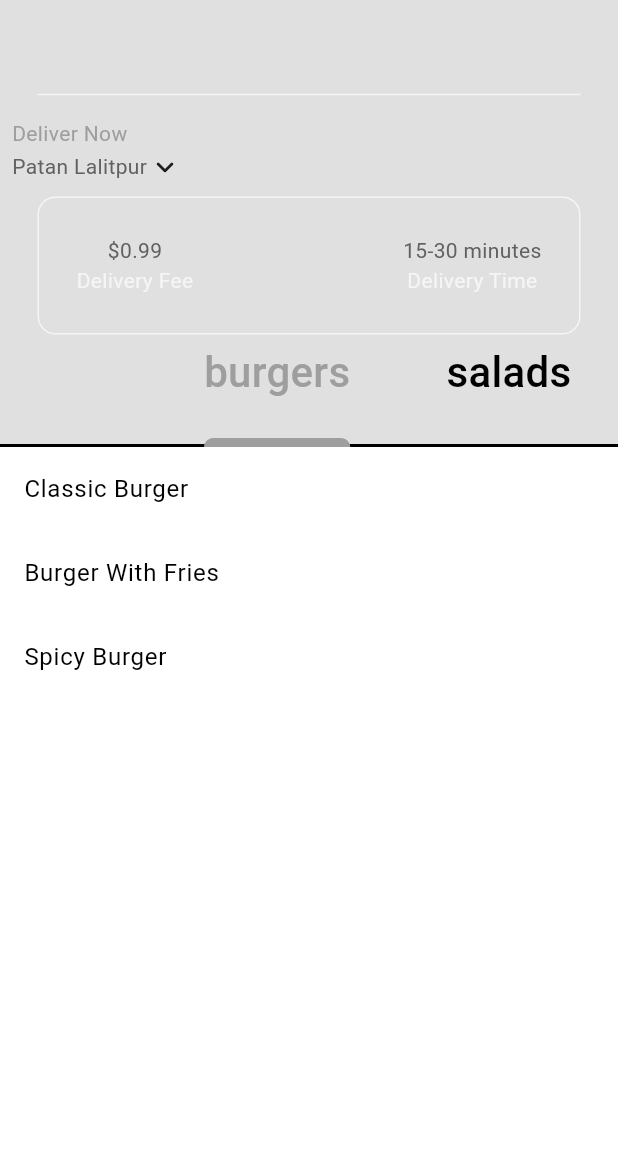
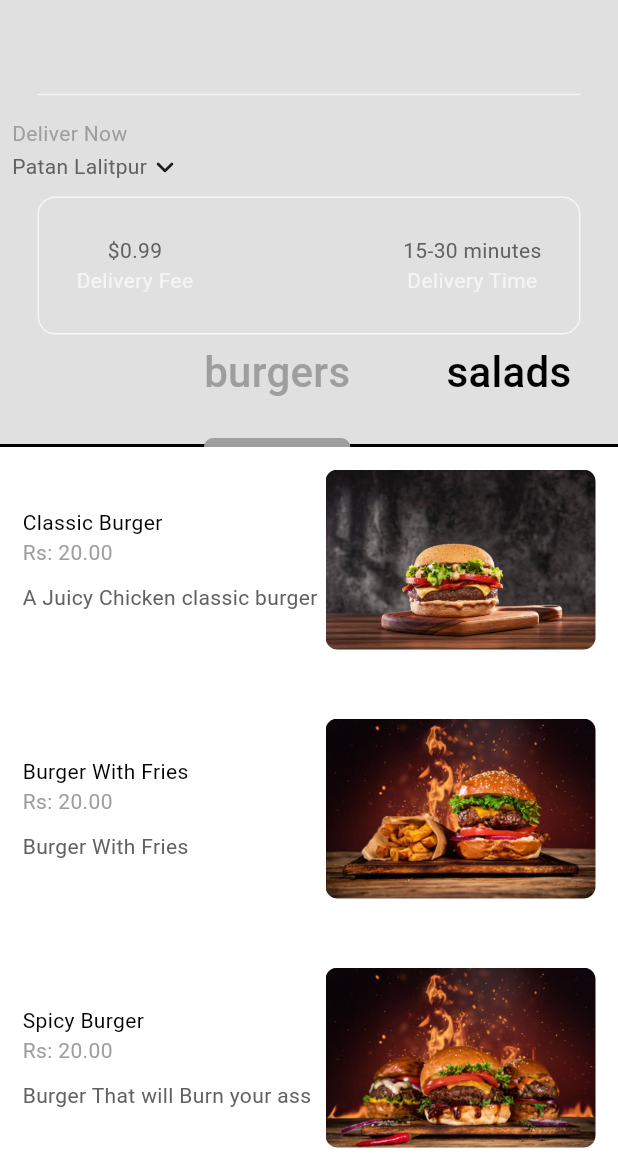
Before and after one commit to shamel-rai/-Food-Delivery-App, a Flutter app: the screen it shows after launch, after a tap on "Sign In", on a phone screen of 412 x 824 dp, the part 63-1236 px from its top. Run offline on Flutter 3.47's test engine with Material 3 defaults, Android fonts, the phone set to English and light mode, and no system bars.

```diff
--- a/lib/components/my_button.dart
+++ b/lib/components/my_button.dart
@@ -11,17 +11,20 @@ class MyButton extends StatelessWidget {
     return GestureDetector(
       onTap: onTap,
       child: Container(
+        width: double.infinity,
         padding: EdgeInsets.all(25),
-        margin: EdgeInsets.symmetric(horizontal: 25),
+        margin: EdgeInsets.symmetric(horizontal: 25, vertical: 15),
         decoration: BoxDecoration(
           color: Theme.of(context).colorScheme.secondary,
           borderRadius: BorderRadius.circular(8),
         ),
-        child: Text(
-          text,
-          style: TextStyle(
-            fontWeight: FontWeight.bold,
-            color: Theme.of(context).colorScheme.inversePrimary,
+        child: Center(
+          child: Text(
+            text,
+            style: TextStyle(
+              fontWeight: FontWeight.bold,
+              color: Theme.of(context).colorScheme.inversePrimary,
+            ),
           ),
         ),
       ),
--- /dev/null
+++ b/lib/components/my_food_tile.dart
@@ -0,0 +1,58 @@
+import 'package:flutter/material.dart';
+import 'package:recipe_app/models/food.dart';
+
+class MyFoodTile extends StatelessWidget {
+  final Food food;
+  final void Function()? onTap;
+  const MyFoodTile({super.key, required this.food, required this.onTap});
+
+  @override
+  Widget build(BuildContext context) {
+    return Column(
+      children: [
+        GestureDetector(
+          onTap: onTap,
+          child: Padding(
+            padding: EdgeInsets.all(15.0),
+            child: Row(
+              children: [
+                Expanded(
+                  child: Column(
+                    crossAxisAlignment: CrossAxisAlignment.start,
+                    children: [
+                      Text(food.name),
+                      Text(
+                        'Rs: ${food.price.toStringAsFixed(2)}',
+                        style: TextStyle(
+                          color: Theme.of(context).colorScheme.primary,
+                        ),
+                      ),
+
+                      SizedBox(height: 10),
+                      Text(
+                        food.description,
+                        style: TextStyle(
+                          color: Theme.of(context).colorScheme.inversePrimary,
+                        ),
+                      ),
+                    ],
+                  ),
+                ),
+
+                ClipRRect(
+                  borderRadius: BorderRadiusGeometry.circular(8),
+                  child: Image.asset(food.imagePath, height: 120),
+                ),
+              ],
+            ),
+          ),
+        ),
+        Divider(
+          color: Theme.of(context).colorScheme.tertiary,
+          endIndent: 25,
+          indent: 25,
+        ),
+      ],
+    );
+  }
+}
--- a/lib/models/restaurant.dart
+++ b/lib/models/restaurant.dart
@@ -50,7 +50,7 @@ class Restaurant extends ChangeNotifier {
     Food(
       name: "Red Velvet with fruits",
       description: "Some Kind of Red Pastery",
-      imagePath: "assets/desserts/dessert_Two.jpg",
+      imagePath: "assets/desserts/dessert_two.jpg",
       price: 9,
       category: FoodCategory.desserts,
       availableAddons: [Addon(name: "Fruits", price: 6)],
--- a/lib/pages/home_page.dart
+++ b/lib/pages/home_page.dart
@@ -3,10 +3,12 @@ import 'package:provider/provider.dart';
 import 'package:recipe_app/components/my_current_location.dart';
 import 'package:recipe_app/components/my_description_box.dart';
 import 'package:recipe_app/components/my_drawer.dart';
+import 'package:recipe_app/components/my_food_tile.dart';
 import 'package:recipe_app/components/my_silver_app_bar.dart';
 import 'package:recipe_app/components/my_tab_bar.dart';
 import 'package:recipe_app/models/food.dart';
 import 'package:recipe_app/models/restaurant.dart';
+import 'package:recipe_app/pages/food_page.dart';
 
 class HomePage extends StatefulWidget {
   @override
@@ -46,8 +48,21 @@ class _HomePageState extends State<HomePage>
       return ListView.builder(
         itemCount: categoryMenu.length,
         physics: NeverScrollableScrollPhysics(),
+        padding: EdgeInsets.zero,
         itemBuilder: (context, index) {
-          return ListTile(title: Text(categoryMenu[index].name));
+          // get individual food
+          final food = categoryMenu[index];
+
+          // return the food tille UI
+          return MyFoodTile(
+            food: food,
+            onTap: () {
+              Navigator.push(
+                context,
+                MaterialPageRoute(builder: (context) => FoodPage(food: food)),
+              );
+            },
+          );
         },
       );
     }).toList();
```
Also changed, not shown: lib/models/cart_item.dart (added, +23 -0 lines), lib/pages/food_page.dart (added, +152 -0 lines).
